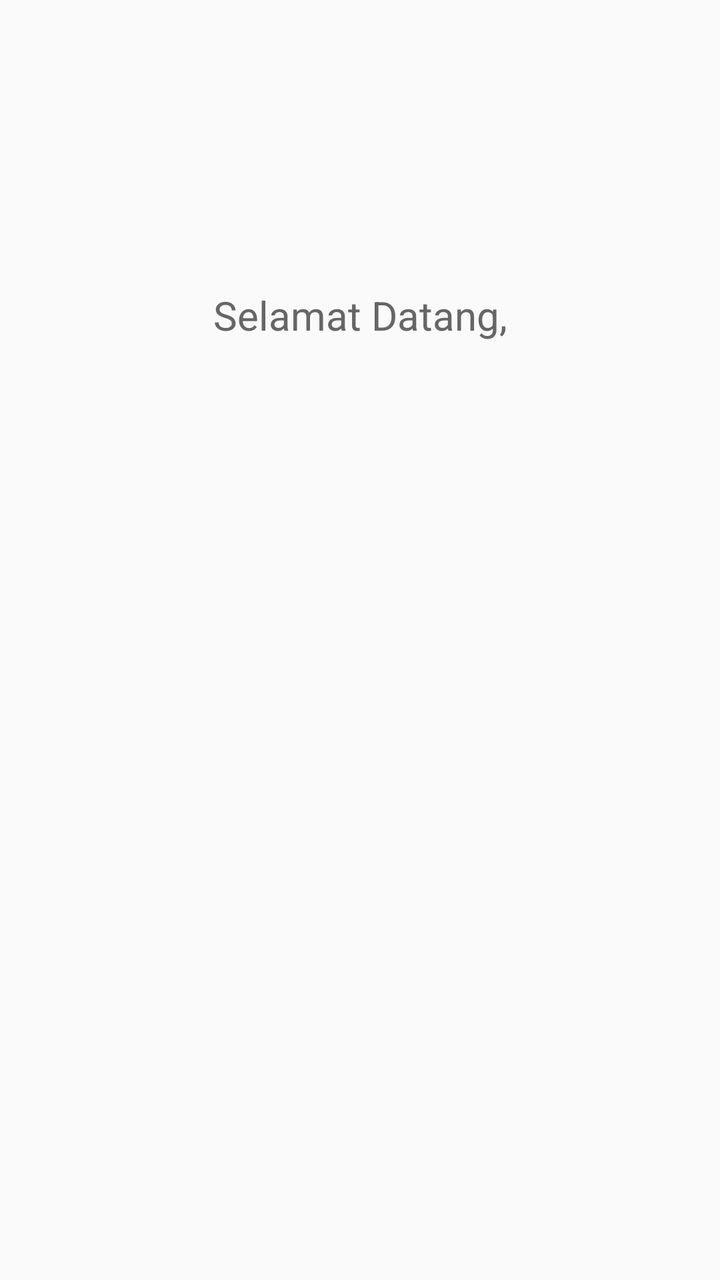
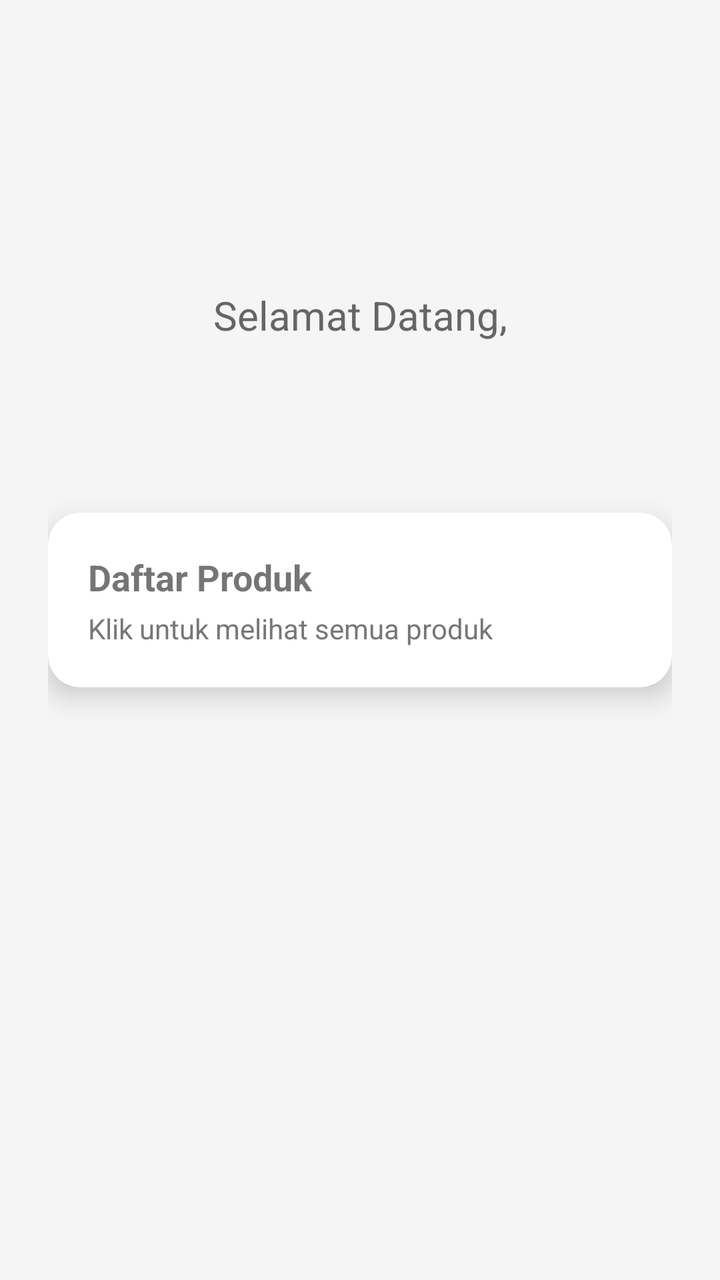

The first picture is an Android layout as it rendered before a commit; the second is the same layout after the commit. The layout source and the unified diff follow.
<!-- AndroidManifest.xml: application theme Theme.MyApplication -->
<!-- res/layout/activity_main.xml -->
<?xml version="1.0" encoding="utf-8"?>
<androidx.constraintlayout.widget.ConstraintLayout
    xmlns:android="http://schemas.android.com/apk/res/android"
    xmlns:app="http://schemas.android.com/apk/res-auto"
    android:layout_width="match_parent"
    android:layout_height="match_parent"
    android:padding="24dp">

    <TextView
        android:id="@+id/tvSambutan"
        android:layout_width="wrap_content"
        android:layout_height="wrap_content"
        android:text="Selamat Datang,"
        android:textSize="20sp"
        android:textColor="#666666"
        app:layout_constraintTop_toTopOf="parent"
        app:layout_constraintStart_toStartOf="parent"
        app:layout_constraintEnd_toEndOf="parent"
        android:layout_marginTop="120dp"/>

    <TextView
        android:id="@+id/tvUsername"
        android:layout_width="wrap_content"
        android:layout_height="wrap_content"
        android:text=""
        android:textSize="28sp"
        android:textStyle="bold"
        app:layout_constraintTop_toBottomOf="@id/tvSambutan"
        app:layout_constraintStart_toStartOf="parent"
        app:layout_constraintEnd_toEndOf="parent"
        android:layout_marginTop="8dp"/>

</androidx.constraintlayout.widget.ConstraintLayout>
<!-- resources referenced by this layout -->
<resources>
  <style name="Theme.MyApplication" parent="Theme.AppCompat.Light.NoActionBar" />
</resources>

<!-- the commit's change to res/layout/activity_main.xml (unified diff, before → after) -->
@@ -4,7 +4,8 @@
     xmlns:app="http://schemas.android.com/apk/res-auto"
     android:layout_width="match_parent"
     android:layout_height="match_parent"
-    android:padding="24dp">
+    android:padding="24dp"
+    android:background="#F5F5F5">
 
     <TextView
         android:id="@+id/tvSambutan"
@@ -30,4 +31,42 @@
         app:layout_constraintEnd_toEndOf="parent"
         android:layout_marginTop="8dp"/>
 
+    <com.google.android.material.card.MaterialCardView
+        android:id="@+id/cardProduk"
+        android:layout_width="0dp"
+        android:layout_height="wrap_content"
+        android:layout_marginTop="40dp"
+        android:clickable="true"
+        android:focusable="true"
+        app:cardCornerRadius="16dp"
+        app:cardElevation="8dp"
+        app:layout_constraintTop_toBottomOf="@id/tvUsername"
+        app:layout_constraintStart_toStartOf="parent"
+        app:layout_constraintEnd_toEndOf="parent">
+
+        <LinearLayout
+            android:layout_width="match_parent"
+            android:layout_height="wrap_content"
+            android:orientation="vertical"
+            android:padding="20dp">
+
+            <TextView
+                android:layout_width="wrap_content"
+                android:layout_height="wrap_content"
+                android:text="Daftar Produk"
+                android:textSize="18sp"
+                android:textStyle="bold"/>
+
+            <TextView
+                android:layout_width="wrap_content"
+                android:layout_height="wrap_content"
+                android:text="Klik untuk melihat semua produk"
+                android:textSize="14sp"
+                android:textColor="#777777"
+                android:layout_marginTop="4dp"/>
+
+        </LinearLayout>
+
+    </com.google.android.material.card.MaterialCardView>
+
 </androidx.constraintlayout.widget.ConstraintLayout>
<!-- resource entries referenced after the edit -->
@@ -1,5 +1,5 @@
 <!-- resources referenced by this layout -->
 <resources>
-  <style name="Theme.MyApplication" parent="Theme.AppCompat.Light.NoActionBar" />
+  <style name="Theme.MyApplication" parent="Theme.MaterialComponents.Light.NoActionBar" />
 </resources>
 
